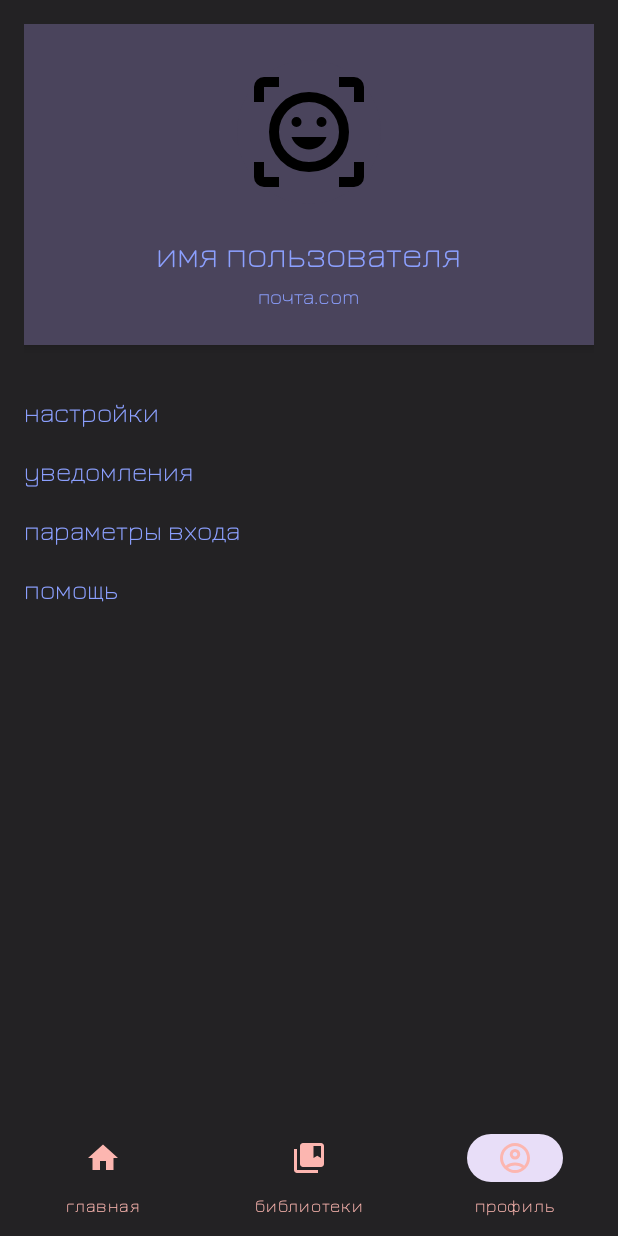
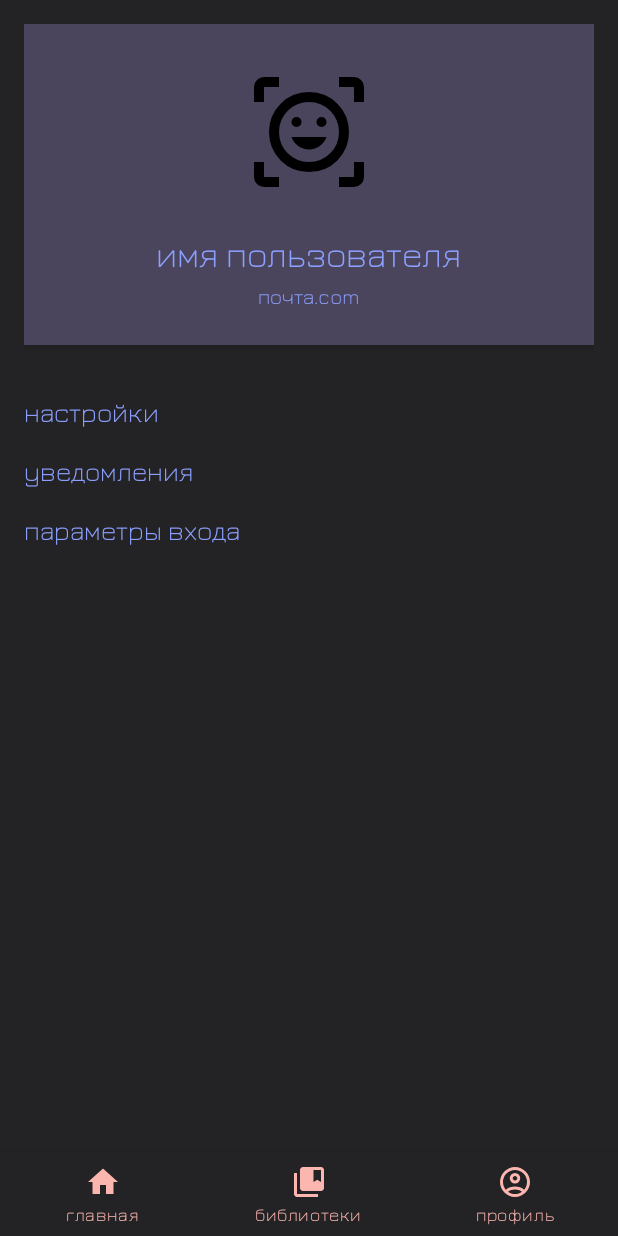
Before and after one commit to arinabebko/wordsnew, an Android app: the screen it shows after launch once a user with an empty profile is signed in (MainActivity), item 3 of the bottom bar chosen, on a phone screen of 412 x 824 dp. Run offline under Robolectric (Android 15) with nearby library versions, the phone set to English and light mode, and no system bars; our stand-ins replace Firebase (no records; nobody signed in at launch, a user with empty details on screens opened directly), Room's generated code; 2 statements that could not run were skipped.

Commit message:
screensaver

```diff
--- a/app/build.gradle.kts
+++ b/app/build.gradle.kts
@@ -34,6 +34,7 @@ android {
 
 dependencies {
     val room_version = "2.6.1" // Используем актуальную версию
+    implementation ("androidx.core:core-splashscreen:1.0.1")
     implementation(libs.appcompat)
     implementation(libs.material)
     implementation(libs.activity)
--- a/app/src/main/AndroidManifest.xml
+++ b/app/src/main/AndroidManifest.xml
@@ -26,8 +26,9 @@
 
         <activity
             android:name=".MainActivity"
-            android:theme="@style/Theme.Newwords"
-            android:exported="true">
+
+            android:exported="true"
+            android:theme="@style/Theme.App.Starting">
             <intent-filter>
                 <action android:name="android.intent.action.MAIN" />
 
--- a/app/src/main/java/com/example/newwords/MainActivity.java
+++ b/app/src/main/java/com/example/newwords/MainActivity.java
@@ -6,6 +6,7 @@ import android.os.Build;
 import android.os.Bundle;
 import android.util.Log;
 import android.widget.Toast;
+
 
 import androidx.annotation.NonNull;
 import androidx.appcompat.app.AppCompatActivity;
@@ -21,6 +22,7 @@ import com.google.firebase.auth.FirebaseUser;
 import com.google.firebase.appcheck.FirebaseAppCheck;
 import com.google.firebase.appcheck.playintegrity.PlayIntegrityAppCheckProviderFactory;
 import com.example.newwords.ViewPagerAdapter;
+import androidx.core.splashscreen.SplashScreen;
 
 public class MainActivity extends AppCompatActivity {
 
@@ -31,8 +33,13 @@ public class MainActivity extends AppCompatActivity {
 
     @Override
     protected void onCreate(Bundle savedInstanceState) {
+
+        SplashScreen splashScreen = SplashScreen.installSplashScreen(this);
         super.onCreate(savedInstanceState);
         setContentView(R.layout.activity_main);
+
+
+
 
         // Инициализация App Check с Play Integrity API должна идти до любых вызовов Firebase
         FirebaseAppCheck firebaseAppCheck = FirebaseAppCheck.getInstance();
--- /dev/null
+++ b/app/src/main/res/drawable/ic_splash_logo.xml
@@ -0,0 +1,11 @@
+<vector xmlns:android="http://schemas.android.com/apk/res/android"
+    android:width="160dp"
+    android:height="160dp"
+    android:viewportWidth="24"
+    android:viewportHeight="24"
+    android:tint="?attr/colorPrimary"> <path
+
+    android:fillColor="#826BA9"
+
+    android:pathData="M18,2H6c-1.1,0 -2,0.9 -2,2v16c0,1.1 0.9,2 2,2h12c1.1,0 2,-0.9 2,-2V4c0,-1.1 -0.9,-2 -2,-2zM6,4h5v8l-2.5,-1.5L6,12V4zM18,20H6V14l4.5,2.75L15,14l3,1.75V20z"/>
+</vector>
--- a/app/src/main/res/layout/fragment3.xml
+++ b/app/src/main/res/layout/fragment3.xml
@@ -87,14 +87,5 @@
 
         android:paddingVertical="8dp" />
 
-    <TextView
-        android:id="@+id/helpOption"
-        android:layout_width="wrap_content"
-        android:layout_height="wrap_content"
-        android:text="помощь"
-        android:textColor="#8CA0FF"
-        android:textSize="18sp"
-
-        android:paddingVertical="8dp" />
 
 </LinearLayout>
--- a/app/src/main/res/values/themes.xml
+++ b/app/src/main/res/values/themes.xml
@@ -1,13 +1,13 @@
 <resources xmlns:tools="http://schemas.android.com/tools">
     <!-- Base application theme. -->
-    <style name="Base.Theme.Newwords" parent="Theme.Material3.DayNight.NoActionBar">
+    <style name="Base.Theme.Newwords" parent="Theme.MaterialComponents.DayNight.NoActionBar">
 
         <item name="android:fontFamily">@font/jura_font_wght</item>
         <item name="fontFamily">@font/jura_font_wght</item>
         <!-- Customize your light theme here. -->
         <!-- <item name="colorPrimary">@color/my_light_primary</item> -->
     </style>
-    <style name="BottomNavigationStyle" parent="Widget.Material3.BottomNavigationView">
+    <style name="BottomNavigationStyle" parent="Widget.MaterialComponents.BottomNavigationView">
         <item name="android:background">#232224</item> <!-- Цвет фона -->
         <item name="itemIconTint">#fcb6b0</item>
         <item name="itemTextColor">#fcb6b0</item>
@@ -18,4 +18,13 @@
 
     </style>
     <style name="Theme.Newwords" parent="Base.Theme.Newwords" />
+
+    <style name="Theme.App.Starting" parent="Theme.SplashScreen">
+        <item name="windowSplashScreenBackground">@color/white</item>
+
+        <item name="windowSplashScreenAnimatedIcon">@drawable/ic_splash_logo</item>
+
+        <item name="postSplashScreenTheme">@style/Theme.Newwords</item>
+
+    </style>
 </resources>
```
Also changed, not shown: app/src/main/java/com/example/newwords/Fragment3.java (+0 -11 lines).
